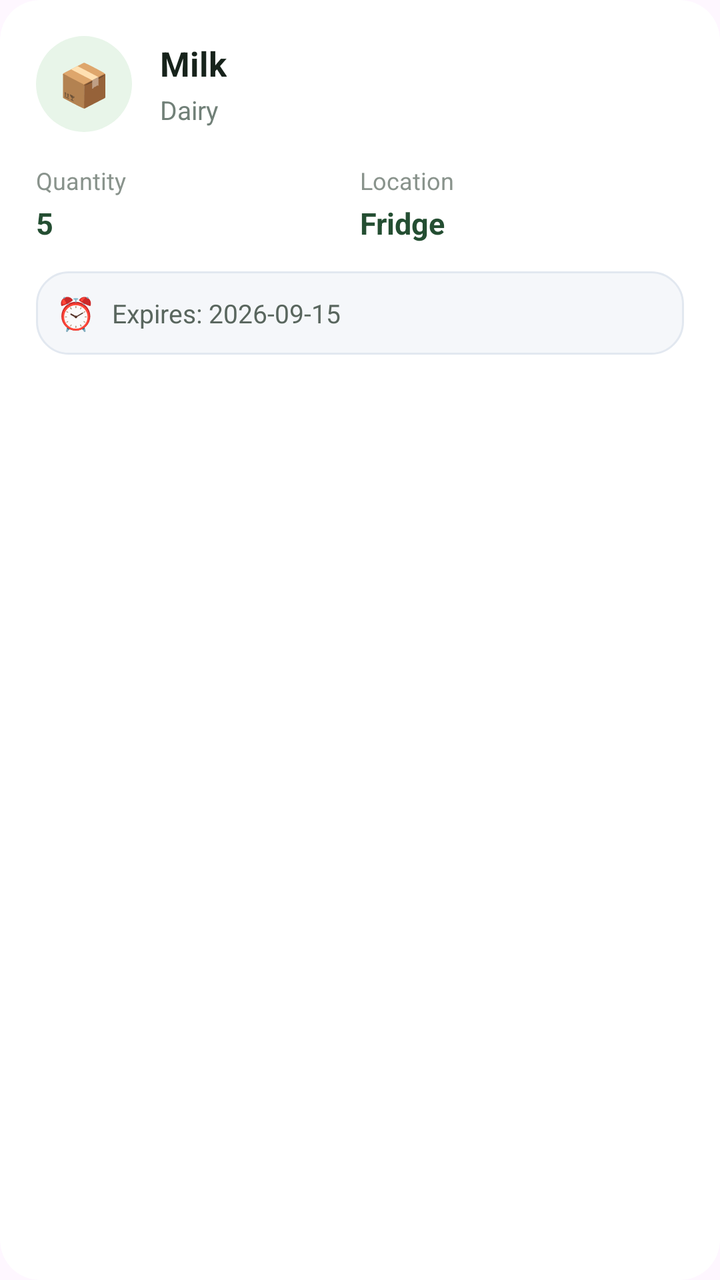
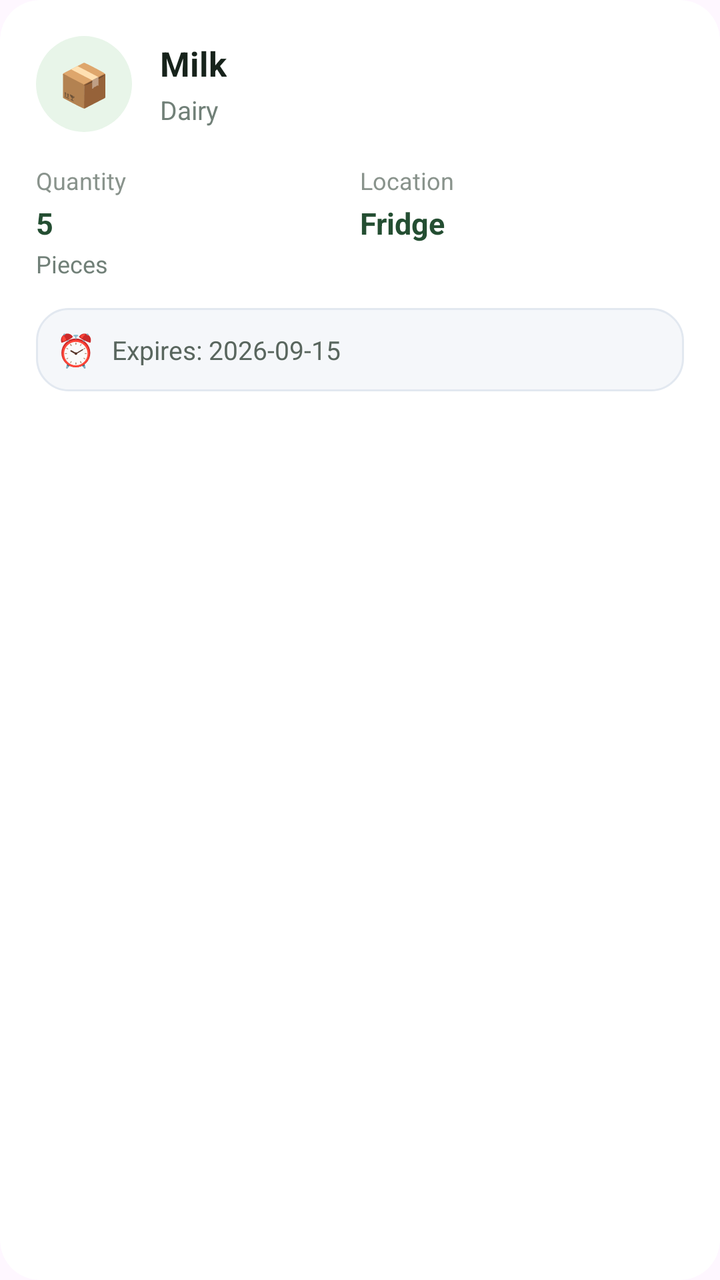

An Android layout rendered at two revisions. The XML below is the earlier revision; the diff shows what the commit changed to produce the second picture.
<!-- AndroidManifest.xml: application theme Theme.SmartPantryManager -->
<!-- res/layout/item_pantry.xml -->
<?xml version="1.0" encoding="utf-8"?>
<androidx.cardview.widget.CardView
    xmlns:android="http://schemas.android.com/apk/res/android"
    xmlns:app="http://schemas.android.com/apk/res-auto"
    android:layout_width="match_parent"
    android:layout_height="wrap_content"
    android:layout_marginBottom="12dp"
    app:cardBackgroundColor="#FFFFFF"
    app:cardCornerRadius="20dp"
    app:cardElevation="0dp">

    <LinearLayout
        android:layout_width="match_parent"
        android:layout_height="wrap_content"
        android:orientation="vertical"
        android:padding="18dp">

        
        <LinearLayout
            android:layout_width="match_parent"
            android:layout_height="wrap_content"
            android:gravity="center_vertical"
            android:orientation="horizontal">

            <TextView
                android:id="@+id/itemIcon"
                android:layout_width="48dp"
                android:layout_height="48dp"
                android:background="@drawable/icon_circle_green"
                android:gravity="center"
                android:text="📦"
                android:textSize="21sp" />

            <LinearLayout
                android:layout_width="0dp"
                android:layout_height="wrap_content"
                android:layout_marginStart="14dp"
                android:layout_weight="1"
                android:orientation="vertical">

                <TextView
                    android:id="@+id/itemNameText"
                    android:layout_width="wrap_content"
                    android:layout_height="wrap_content"
                    android:text="Milk"
                    android:textColor="#17231B"
                    android:textSize="17sp"
                    android:textStyle="bold" />

                <TextView
                    android:id="@+id/categoryText"
                    android:layout_width="wrap_content"
                    android:layout_height="wrap_content"
                    android:layout_marginTop="3dp"
                    android:text="Dairy"
                    android:textColor="#718078"
                    android:textSize="13sp" />

            </LinearLayout>

        </LinearLayout>

        
        <LinearLayout
            android:layout_width="match_parent"
            android:layout_height="wrap_content"
            android:layout_marginTop="16dp"
            android:orientation="horizontal">

            <LinearLayout
                android:layout_width="0dp"
                android:layout_height="wrap_content"
                android:layout_weight="1"
                android:orientation="vertical">

                <TextView
                    android:layout_width="wrap_content"
                    android:layout_height="wrap_content"
                    android:text="Quantity"
                    android:textColor="#89938C"
                    android:textSize="12sp" />

                <TextView
                    android:id="@+id/quantityText"
                    android:layout_width="wrap_content"
                    android:layout_height="wrap_content"
                    android:layout_marginTop="3dp"
                    android:text="5"
                    android:textColor="#244E32"
                    android:textSize="15sp"
                    android:textStyle="bold" />

            </LinearLayout>

            <LinearLayout
                android:layout_width="0dp"
                android:layout_height="wrap_content"
                android:layout_weight="1"
                android:orientation="vertical">

                <TextView
                    android:layout_width="wrap_content"
                    android:layout_height="wrap_content"
                    android:text="Location"
                    android:textColor="#89938C"
                    android:textSize="12sp" />

                <TextView
                    android:id="@+id/locationText"
                    android:layout_width="wrap_content"
                    android:layout_height="wrap_content"
                    android:layout_marginTop="3dp"
                    android:text="Fridge"
                    android:textColor="#244E32"
                    android:textSize="15sp"
                    android:textStyle="bold" />

            </LinearLayout>

        </LinearLayout>

        
        <LinearLayout
            android:layout_width="match_parent"
            android:layout_height="wrap_content"
            android:layout_marginTop="14dp"
            android:background="@drawable/search_background"
            android:gravity="center_vertical"
            android:orientation="horizontal"
            android:padding="10dp">

            <TextView
                android:layout_width="wrap_content"
                android:layout_height="wrap_content"
                android:text="⏰"
                android:textSize="16sp" />

            <TextView
                android:id="@+id/expiryDateText"
                android:layout_width="wrap_content"
                android:layout_height="wrap_content"
                android:layout_marginStart="8dp"
                android:text="Expires: 2026-09-15"
                android:textColor="#59665E"
                android:textSize="13sp" />

        </LinearLayout>

    </LinearLayout>

</androidx.cardview.widget.CardView>
<!-- resources referenced by this layout -->
<resources>
  <!-- drawable icon_circle_green (drawable) -->
  <?xml version="1.0" encoding="utf-8"?>
  <shape xmlns:android="http://schemas.android.com/apk/res/android"
      android:shape="oval">
  
      <solid android:color="#E8F5E9" />
  
  </shape>
  <!-- drawable search_background (drawable) -->
  <?xml version="1.0" encoding="utf-8"?>
  <shape xmlns:android="http://schemas.android.com/apk/res/android"
      android:shape="rectangle">
  
      <solid android:color="#F5F7FA" />
  
      <corners android:radius="16dp" />
  
      <stroke
          android:width="1dp"
          android:color="#E2E8F0" />
  
      <padding
          android:left="16dp"
          android:top="10dp"
          android:right="16dp"
          android:bottom="10dp" />
  
  </shape>
  <style name="Theme.SmartPantryManager" parent="Base.Theme.SmartPantryManager" />
  <style name="Base.Theme.SmartPantryManager" parent="Theme.Material3.DayNight.NoActionBar">
          
          
      </style>
</resources>

<!-- the commit's change to res/layout/item_pantry.xml (unified diff, before → after) -->
@@ -90,6 +90,15 @@
                     android:textSize="15sp"
                     android:textStyle="bold" />
 
+                <TextView
+                    android:id="@+id/unitText"
+                    android:layout_width="wrap_content"
+                    android:layout_height="wrap_content"
+                    android:layout_marginTop="2dp"
+                    android:text="Pieces"
+                    android:textColor="#718078"
+                    android:textSize="12sp" />
+
             </LinearLayout>
 
             <LinearLayout
